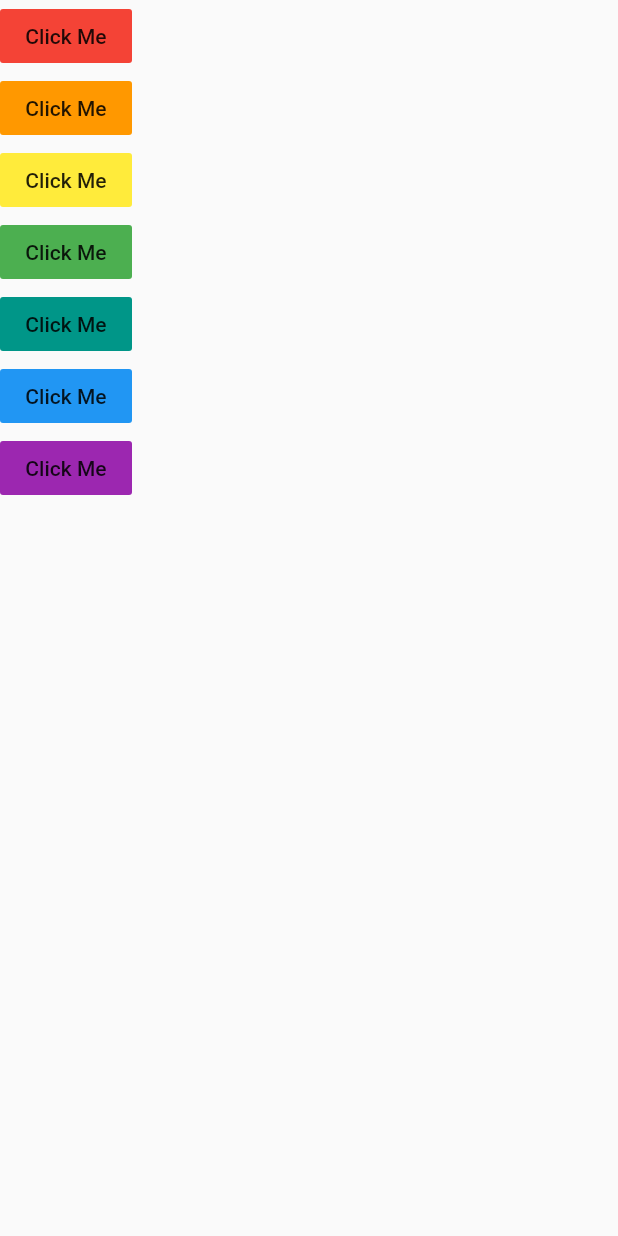
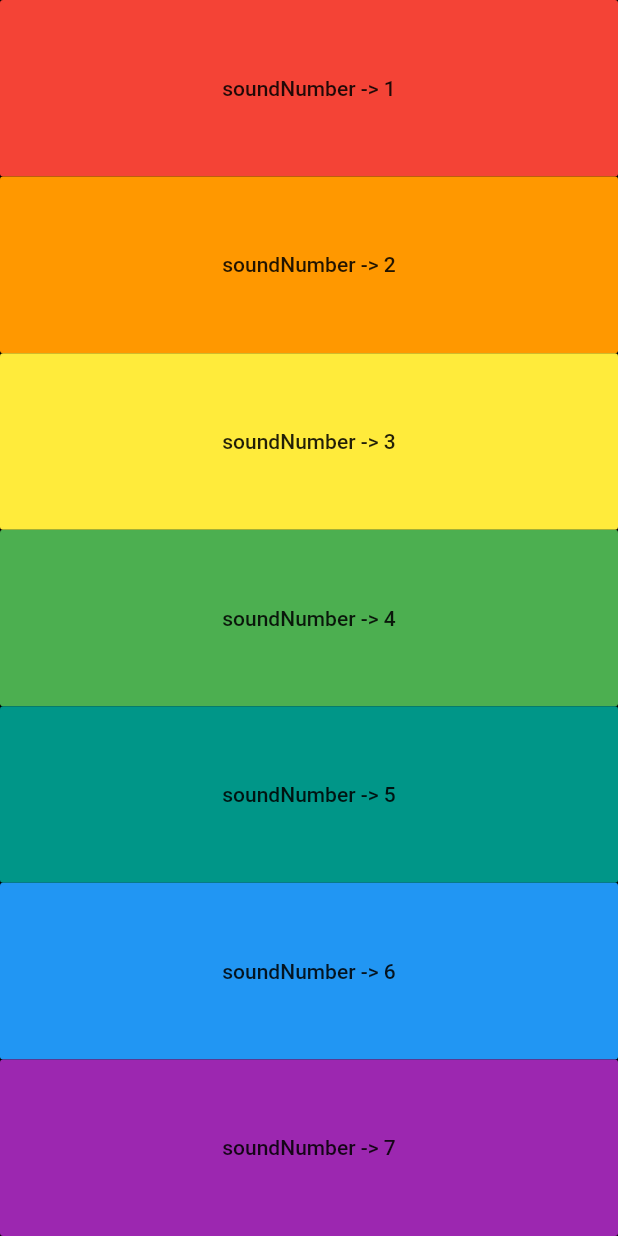
Before and after one commit to jin-aiit-a1824jj/flutter-tutorial-4-xylophone_sample, a Flutter app: the screen it shows after launch, on a phone screen of 412 x 824 dp. Run offline on Flutter 3.47's test engine with Material 2 defaults, Android fonts, the phone set to English and light mode, and no system bars; our stand-ins replace audioplayers.

Commit message:
fix ui & refactor

```diff
--- a/lib/main.dart
+++ b/lib/main.dart
@@ -10,58 +10,18 @@
   Widget build(BuildContext context) {
     return MaterialApp(
       home: Scaffold(
+        backgroundColor: Colors.black,
         body: SafeArea(
           child: Column(
+            crossAxisAlignment: CrossAxisAlignment.stretch,
             children: <Widget>[
-              FlatButton(
-                color: Colors.red,
-                onPressed: () {
-                  playSound(1);
-                },
-                child: Text('Click Me'),
-              ),
-              FlatButton(
-                color: Colors.orange,
-                onPressed: () {
-                  playSound(2);
-                },
-                child: Text('Click Me'),
-              ),
-              FlatButton(
-                color: Colors.yellow,
-                onPressed: () {
-                  playSound(3);
-                },
-                child: Text('Click Me'),
-              ),
-              FlatButton(
-                color: Colors.green,
-                onPressed: () {
-                  playSound(4);
-                },
-                child: Text('Click Me'),
-              ),
-              FlatButton(
-                color: Colors.teal,
-                onPressed: () {
-                  playSound(5);
-                },
-                child: Text('Click Me'),
-              ),
-              FlatButton(
-                color: Colors.blue,
-                onPressed: () {
-                  playSound(6);
-                },
-                child: Text('Click Me'),
-              ),
-              FlatButton(
-                color: Colors.purple,
-                onPressed: () {
-                  playSound(7);
-                },
-                child: Text('Click Me'),
-              ),
+              buildKey(color: Colors.red, soundNumber: 1),
+              buildKey(color: Colors.orange,soundNumber: 2),
+              buildKey(color: Colors.yellow,soundNumber: 3),
+              buildKey(color: Colors.green,soundNumber: 4),
+              buildKey(color: Colors.teal,soundNumber: 5),
+              buildKey(color: Colors.blue,soundNumber: 6),
+              buildKey(color: Colors.purple,soundNumber: 7),
             ],
           ),
         ),
@@ -73,4 +33,14 @@
     final player = AudioCache();
     player.play('note$soundNumber.wav');
   }
+
+  Expanded buildKey({Color color, int soundNumber}){
+    return Expanded(
+        child: FlatButton(
+          color: color,
+          onPressed: () {playSound(soundNumber);},
+          child: Text('soundNumber -> $soundNumber')
+        )
+    );
+  }
 }
```
